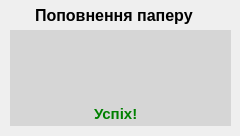
This is addpaper.ui in Normandez/LM as Qt 5 draws it before an edit. The edited form follows.
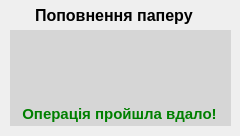
This is the edited form. Icons and pictures are not drawn.

Patch:
```diff
--- a/addpaper.ui
+++ b/addpaper.ui
@@ -132,9 +132,9 @@
    <widget class="QLabel" name="label_5">
     <property name="geometry">
      <rect>
-      <x>84</x>
+      <x>4</x>
       <y>68</y>
-      <width>49</width>
+      <width>211</width>
       <height>31</height>
      </rect>
     </property>
@@ -151,7 +151,10 @@
 }</string>
     </property>
     <property name="text">
-     <string>Успіх!</string>
+     <string>Операція пройшла вдало!</string>
+    </property>
+    <property name="alignment">
+     <set>Qt::AlignCenter</set>
     </property>
    </widget>
    <widget class="QLabel" name="label_6">
```
